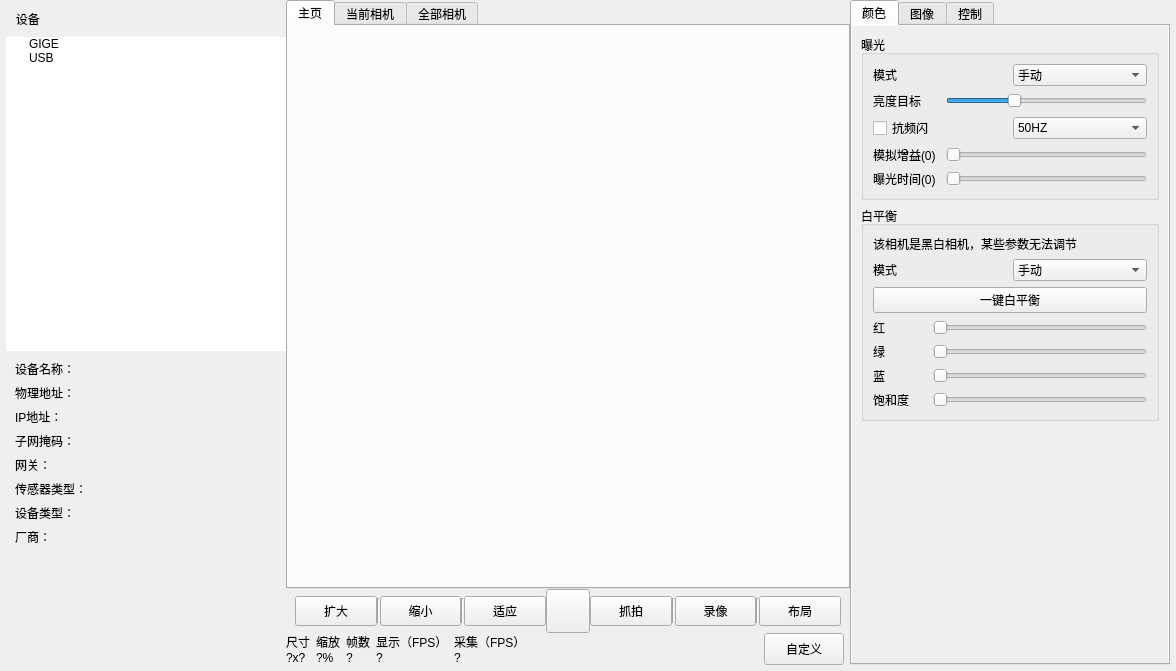
Before: the Qt Designer form mainwindow.ui in sltruman/mind-vision-example, drawn with Qt 5.
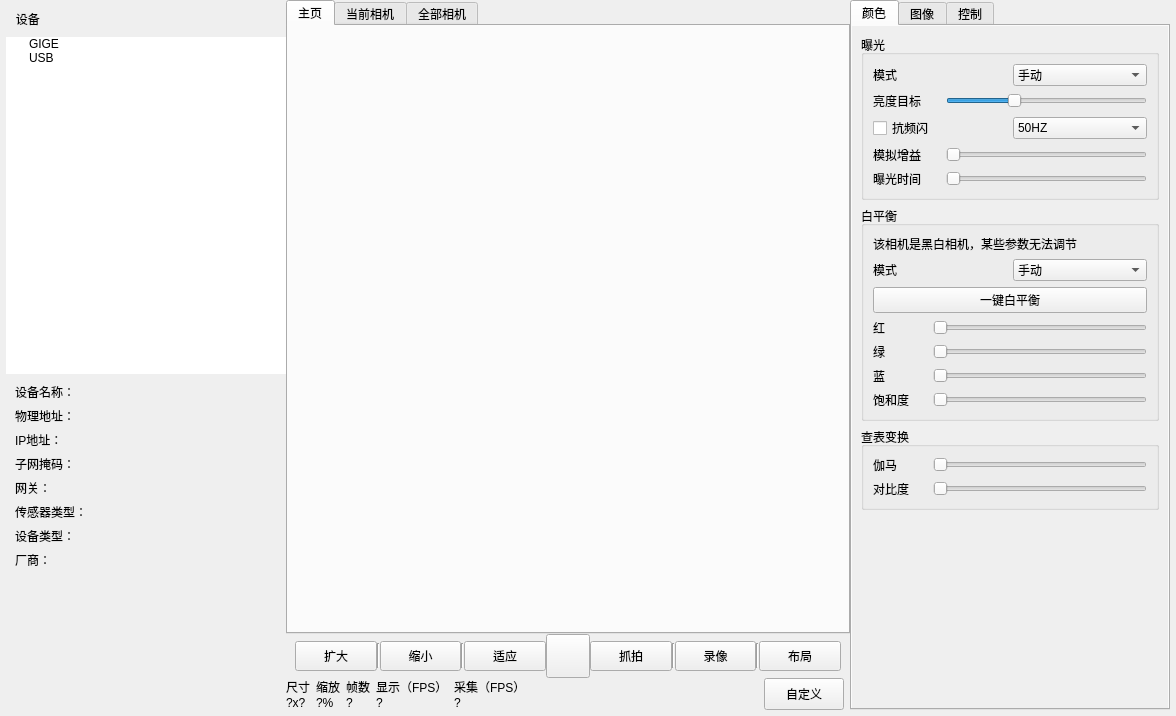
After: the same form once the commit is applied. The open tabs and pages were chosen to show the change. Icons and pictures are not drawn.

Patch:
```diff
--- a/mainwindow.ui
+++ b/mainwindow.ui
@@ -7,7 +7,7 @@
     <x>0</x>
     <y>0</y>
     <width>1176</width>
-    <height>671</height>
+    <height>716</height>
    </rect>
   </property>
   <property name="windowTitle">
@@ -186,7 +186,7 @@
             <x>0</x>
             <y>0</y>
             <width>280</width>
-            <height>300</height>
+            <height>322</height>
            </rect>
           </property>
           <layout class="QVBoxLayout" name="verticalLayout">
@@ -939,6 +939,12 @@
     </item>
     <item>
      <widget class="QWidget" name="widget_params" native="true">
+      <property name="minimumSize">
+       <size>
+        <width>320</width>
+        <height>0</height>
+       </size>
+      </property>
       <property name="maximumSize">
        <size>
         <width>320</width>
@@ -1040,7 +1046,7 @@
                 <x>0</x>
                 <y>0</y>
                 <width>312</width>
-                <height>592</height>
+                <height>637</height>
                </rect>
               </property>
               <layout class="QVBoxLayout" name="verticalLayout_11">
@@ -1144,7 +1150,7 @@
                     <item>
                      <widget class="QLabel" name="label_8">
                       <property name="text">
-                       <string>模拟增益(0)</string>
+                       <string>模拟增益</string>
                       </property>
                      </widget>
                     </item>
@@ -1171,7 +1177,7 @@
                     <item>
                      <widget class="QLabel" name="label_9">
                       <property name="text">
-                       <string>曝光时间(0)</string>
+                       <string>曝光时间</string>
                       </property>
                      </widget>
                     </item>
@@ -1337,6 +1343,51 @@
                  </layout>
                 </widget>
                </item>
+               <item>
+                <widget class="QGroupBox" name="groupBox_5">
+                 <property name="title">
+                  <string>查表变换</string>
+                 </property>
+                 <layout class="QVBoxLayout" name="verticalLayout_22">
+                  <item>
+                   <layout class="QHBoxLayout" name="horizontalLayout_20" stretch="2,8">
+                    <item>
+                     <widget class="QLabel" name="label">
+                      <property name="text">
+                       <string>伽马</string>
+                      </property>
+                     </widget>
+                    </item>
+                    <item>
+                     <widget class="QSlider" name="slider_gamma">
+                      <property name="orientation">
+                       <enum>Qt::Horizontal</enum>
+                      </property>
+                     </widget>
+                    </item>
+                   </layout>
+                  </item>
+                  <item>
+                   <layout class="QHBoxLayout" name="horizontalLayout_21" stretch="2,8">
+                    <item>
+                     <widget class="QLabel" name="label_2">
+                      <property name="text">
+                       <string>对比度</string>
+                      </property>
+                     </widget>
+                    </item>
+                    <item>
+                     <widget class="QSlider" name="slider_contrastRatio">
+                      <property name="orientation">
+                       <enum>Qt::Horizontal</enum>
+                      </property>
+                     </widget>
+                    </item>
+                   </layout>
+                  </item>
+                 </layout>
+                </widget>
+               </item>
                <item>
                 <spacer name="verticalSpacer_3">
                  <property name="orientation">
@@ -1405,52 +1456,7 @@
                  </property>
                  <layout class="QVBoxLayout" name="verticalLayout_24">
                   <item>
-                   <widget class="QComboBox" name="res_combobox"/>
-                  </item>
-                 </layout>
-                </widget>
-               </item>
-               <item>
-                <widget class="QGroupBox" name="groupBox_5">
-                 <property name="title">
-                  <string>查表变换</string>
-                 </property>
-                 <layout class="QVBoxLayout" name="verticalLayout_22">
-                  <item>
-                   <layout class="QHBoxLayout" name="horizontalLayout_20">
-                    <item>
-                     <widget class="QLabel" name="label">
-                      <property name="text">
-                       <string>伽马</string>
-                      </property>
-                     </widget>
-                    </item>
-                    <item>
-                     <widget class="QSlider" name="gamma_horizontalSlider">
-                      <property name="orientation">
-                       <enum>Qt::Horizontal</enum>
-                      </property>
-                     </widget>
-                    </item>
-                   </layout>
-                  </item>
-                  <item>
-                   <layout class="QHBoxLayout" name="horizontalLayout_21">
-                    <item>
-                     <widget class="QLabel" name="label_2">
-                      <property name="text">
-                       <string>饱和度</string>
-                      </property>
-                     </widget>
-                    </item>
-                    <item>
-                     <widget class="QSlider" name="contrast_horizontalSlider">
-                      <property name="orientation">
-                       <enum>Qt::Horizontal</enum>
-                      </property>
-                     </widget>
-                    </item>
-                   </layout>
+                   <widget class="QComboBox" name="comboBox_resolution"/>
                   </item>
                  </layout>
                 </widget>
```
Left out of the diff: 34 changed lines with no effect on the pictures.
